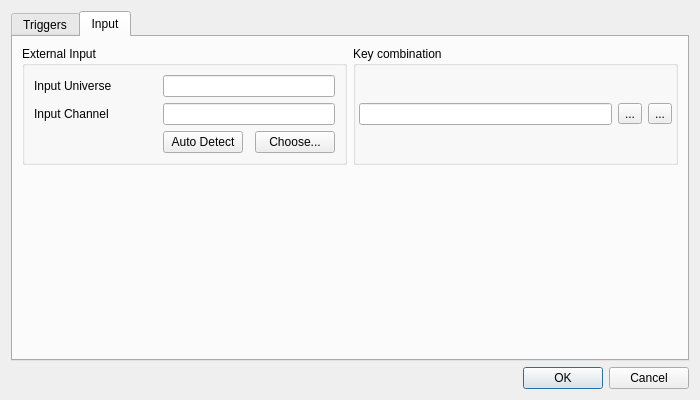
Old version of the form ui/src/virtualconsole/vcaudiotriggersproperties.ui in the repository mcallegari/qlcplus.
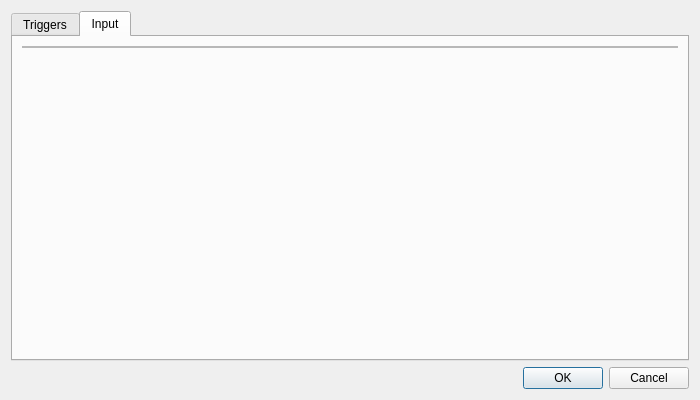
New version of the form. The open tabs and pages were chosen to show the change. Icons and pictures are not drawn.

Commit message: VC/AudioTriggersProps: make use of InputSelectionWidget

Patch:
```diff
--- a/ui/src/virtualconsole/vcaudiotriggersproperties.ui
+++ b/ui/src/virtualconsole/vcaudiotriggersproperties.ui
@@ -113,165 +113,6 @@
        <string>Input</string>
       </attribute>
       <layout class="QGridLayout" name="gridLayout_2">
-       <item row="0" column="0">
-        <widget class="QGroupBox" name="groupBox_3">
-         <property name="title">
-          <string>External Input</string>
-         </property>
-         <layout class="QGridLayout" name="gridLayoutExternalInput">
-          <item row="0" column="0">
-           <widget class="QLabel" name="label_4">
-            <property name="text">
-             <string>Input Universe</string>
-            </property>
-           </widget>
-          </item>
-          <item row="1" column="0">
-           <widget class="QLabel" name="label_5">
-            <property name="text">
-             <string>Input Channel</string>
-            </property>
-           </widget>
-          </item>
-          <item row="2" column="1">
-           <widget class="QPushButton" name="m_autoDetectInputButton">
-            <property name="toolTip">
-             <string>When toggled, you can click an external button to assign it to this widget.</string>
-            </property>
-            <property name="text">
-             <string>Auto Detect</string>
-            </property>
-            <property name="checkable">
-             <bool>true</bool>
-            </property>
-            <property name="checked">
-             <bool>false</bool>
-            </property>
-            <property name="flat">
-             <bool>false</bool>
-            </property>
-           </widget>
-          </item>
-          <item row="1" column="1" colspan="3">
-           <widget class="QLineEdit" name="m_inputChannelEdit">
-            <property name="toolTip">
-             <string>The particular input channel within the input universe that sends data to this widget</string>
-            </property>
-            <property name="readOnly">
-             <bool>true</bool>
-            </property>
-           </widget>
-          </item>
-          <item row="0" column="1" colspan="3">
-           <widget class="QLineEdit" name="m_inputUniverseEdit">
-            <property name="toolTip">
-             <string>The input universe that sends data to this widget</string>
-            </property>
-            <property name="readOnly">
-             <bool>true</bool>
-            </property>
-           </widget>
-          </item>
-          <item row="2" column="3">
-           <widget class="QPushButton" name="m_chooseInputButton">
-            <property name="sizePolicy">
-             <sizepolicy hsizetype="Maximum" vsizetype="Fixed">
-              <horstretch>0</horstretch>
-              <verstretch>0</verstretch>
-             </sizepolicy>
-            </property>
-            <property name="toolTip">
-             <string>Choose an external input universe &amp; channel that this widget should listen to.</string>
-            </property>
-            <property name="text">
-             <string>Choose...</string>
-            </property>
-           </widget>
-          </item>
-          <item row="2" column="0">
-           <spacer name="horizontalSpacer">
-            <property name="orientation">
-             <enum>Qt::Horizontal</enum>
-            </property>
-            <property name="sizeHint" stdset="0">
-             <size>
-              <width>40</width>
-              <height>20</height>
-             </size>
-            </property>
-           </spacer>
-          </item>
-         </layout>
-        </widget>
-       </item>
-       <item row="0" column="1">
-        <widget class="QGroupBox" name="groupBox_2">
-         <property name="title">
-          <string>Key combination</string>
-         </property>
-         <layout class="QHBoxLayout" name="horizontalLayout">
-          <property name="leftMargin">
-           <number>3</number>
-          </property>
-          <property name="topMargin">
-           <number>9</number>
-          </property>
-          <property name="rightMargin">
-           <number>3</number>
-          </property>
-          <item>
-           <widget class="QLineEdit" name="m_keyEdit">
-            <property name="toolTip">
-             <string>Keyboard combination that toggles this widget</string>
-            </property>
-            <property name="readOnly">
-             <bool>true</bool>
-            </property>
-           </widget>
-          </item>
-          <item>
-           <widget class="QToolButton" name="m_attachKey">
-            <property name="toolTip">
-             <string>Set a key combination for this widget</string>
-            </property>
-            <property name="text">
-             <string notr="true">...</string>
-            </property>
-            <property name="icon">
-             <iconset resource="../qlcui.qrc">
-              <normaloff>:/key_bindings.png</normaloff>:/key_bindings.png</iconset>
-            </property>
-            <property name="iconSize">
-             <size>
-              <width>32</width>
-              <height>32</height>
-             </size>
-            </property>
-           </widget>
-          </item>
-          <item>
-           <widget class="QToolButton" name="m_detachKey">
-            <property name="toolTip">
-             <string>Remove the widget's keyboard shortcut key</string>
-            </property>
-            <property name="text">
-             <string notr="true">...</string>
-            </property>
-            <property name="icon">
-             <iconset resource="../qlcui.qrc">
-              <normaloff>:/fileclose.png</normaloff>:/fileclose.png</iconset>
-            </property>
-            <property name="iconSize">
-             <size>
-              <width>32</width>
-              <height>32</height>
-             </size>
-            </property>
-           </widget>
-          </item>
-         </layout>
-        </widget>
-       </item>
        <item row="1" column="0">
         <spacer name="verticalSpacer">
          <property name="orientation">
@@ -285,6 +126,33 @@
          </property>
         </spacer>
        </item>
+       <item row="0" column="0">
+        <widget class="QFrame" name="frame">
+         <property name="frameShape">
+          <enum>QFrame::StyledPanel</enum>
+         </property>
+         <property name="frameShadow">
+          <enum>QFrame::Raised</enum>
+         </property>
+         <layout class="QVBoxLayout" name="verticalLayout_4">
+          <property name="leftMargin">
+           <number>0</number>
+          </property>
+          <property name="topMargin">
+           <number>0</number>
+          </property>
+          <property name="rightMargin">
+           <number>0</number>
+          </property>
+          <property name="bottomMargin">
+           <number>0</number>
+          </property>
+          <item>
+           <layout class="QVBoxLayout" name="m_extControlLayout"/>
+          </item>
+         </layout>
+        </widget>
+       </item>
       </layout>
      </widget>
     </widget>
```
Left out of the diff: 5 changed lines with no effect on the pictures. The commit also changes 2 other files.
